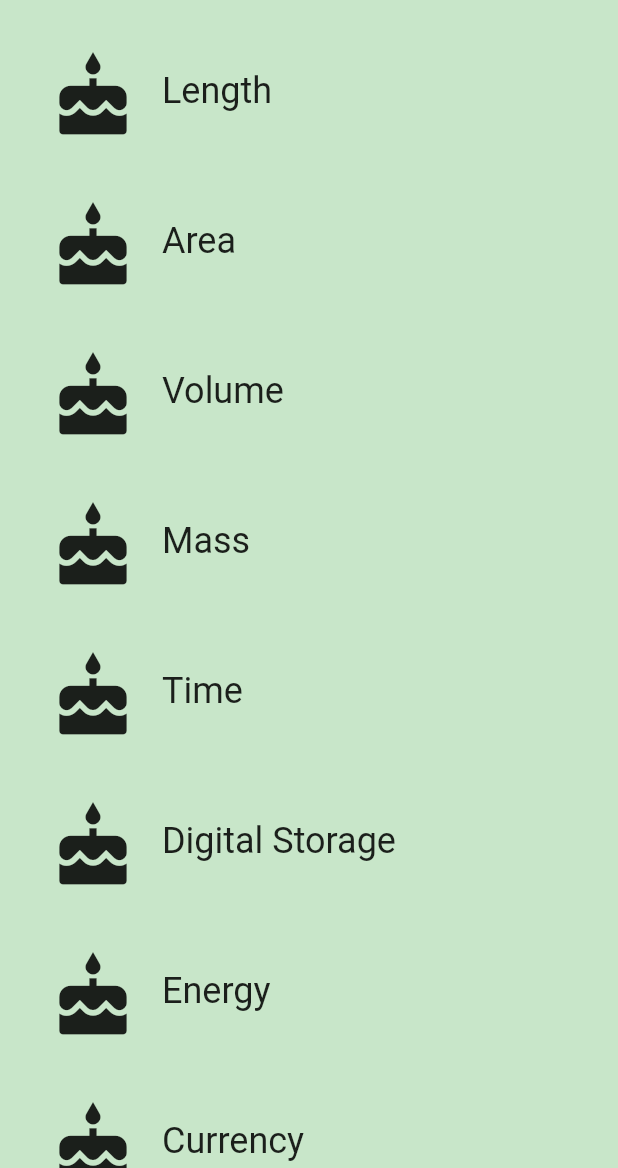
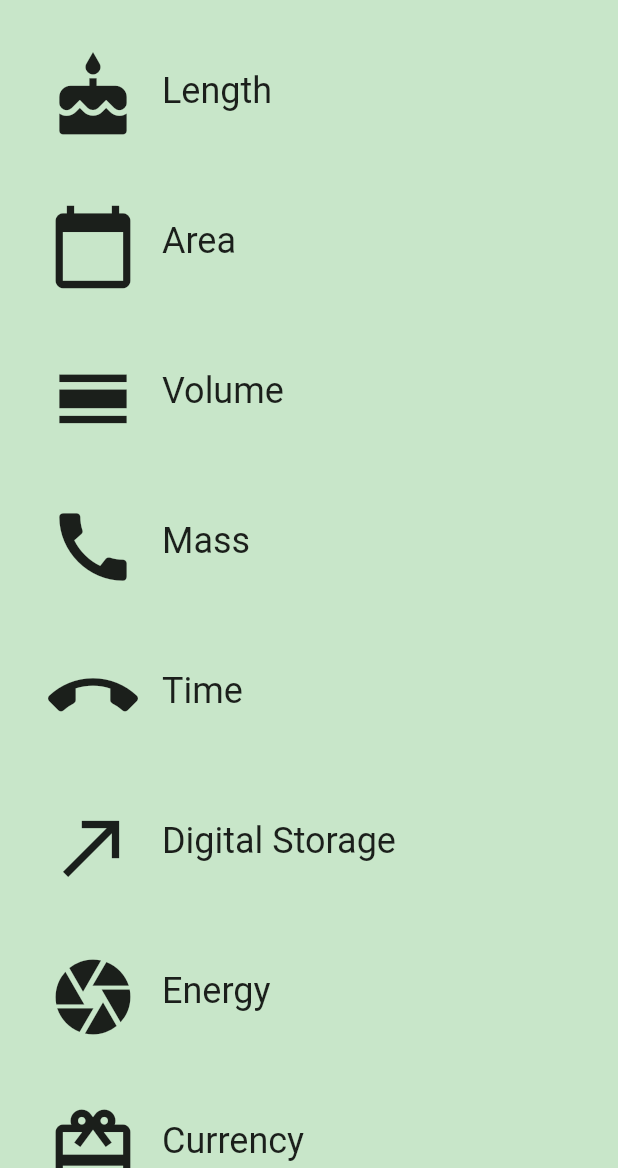
Before and after one commit to devlorz/hello_rectangle, a Flutter app: the screen it shows after launch, on a phone screen of 412 x 824 dp, the part 68-1236 px from its top. Run offline on Flutter 3.47's test engine with Material 2 defaults, Android fonts, the phone set to English and light mode, and no system bars.

```diff
--- a/lib/category_route.dart
+++ b/lib/category_route.dart
@@ -5,8 +5,15 @@ import 'package:hello_rectangle/unit.dart';
 
 final _backgroundColor = Colors.green[100];
 
-class CategoryRoute extends StatelessWidget {
+class CategoryRoute extends StatefulWidget {
   const CategoryRoute();
+
+  @override
+  _CategoryRouteState createState() => _CategoryRouteState();
+}
+
+class _CategoryRouteState extends State<CategoryRoute> {
+  final _categories = <Category>[];
 
   static const _categoryNames = <String>[
     'Length',
@@ -30,12 +37,16 @@ class CategoryRoute extends StatelessWidget {
     Colors.red,
   ];
 
-  Widget _buildCategoryWidgets(List<Widget> categories) {
-    return ListView.builder(
-      itemBuilder: (BuildContext context, int index) => categories[index],
-      itemCount: categories.length,
-    );
-  }
+  static const _icons = [
+    Icons.cake,
+    Icons.calendar_today,
+    Icons.calendar_view_day,
+    Icons.call,
+    Icons.call_end,
+    Icons.call_made,
+    Icons.camera,
+    Icons.card_giftcard
+  ];
 
   List<Unit> _retrieveUnitList(String categoryName) {
     return List.generate(10, (int i) {
@@ -48,22 +59,31 @@ class CategoryRoute extends StatelessWidget {
   }
 
   @override
-  Widget build(BuildContext context) {
-    final categories = <Category>[];
-
+  void initState() {
+    super.initState();
     for (var i = 0; i < _categoryNames.length; i++) {
-      categories.add(Category(
+      _categories.add(Category(
         name: _categoryNames[i],
         color: _baseColors[i],
-        iconLocation: Icons.cake,
+        iconLocation: _icons[i],
         units: _retrieveUnitList(_categoryNames[i]),
       ));
     }
+  }
 
+  Widget _buildCategoryWidgets(List<Widget> categories) {
+    return ListView.builder(
+      itemBuilder: (BuildContext context, int index) => categories[index],
+      itemCount: categories.length,
+    );
+  }
+
+  @override
+  Widget build(BuildContext context) {
     final listView = Container(
       color: _backgroundColor,
       padding: EdgeInsets.symmetric(horizontal: 8.0),
-      child: _buildCategoryWidgets(categories),
+      child: _buildCategoryWidgets(_categories),
     );
 
     final appBar = AppBar(
--- a/lib/main.dart
+++ b/lib/main.dart
@@ -1,9 +1,5 @@
 import 'package:flutter/material.dart';
 import 'package:hello_rectangle/category_route.dart';
-
-const _categoryName = 'Cake';
-const _categoryIcon = Icons.cake;
-const _categoryColor = Colors.green;
 
 void main() {
   runApp(UnitConverterApp());
```
Also changed, not shown: lib/converter_route.dart (+8 -3 lines).
